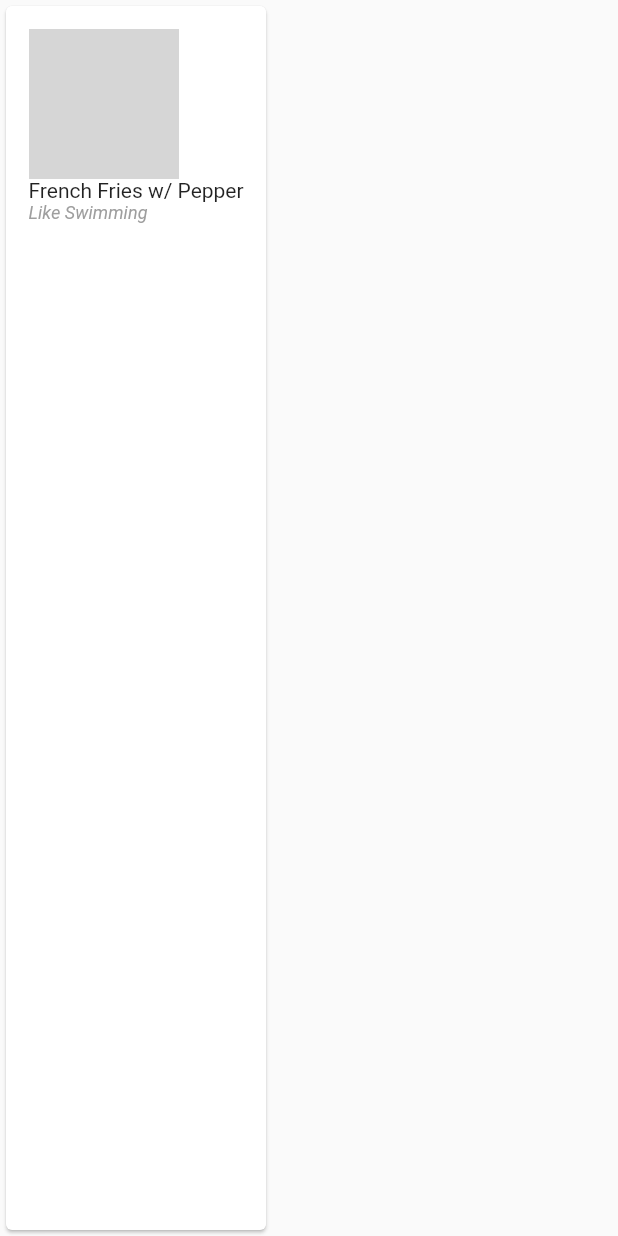
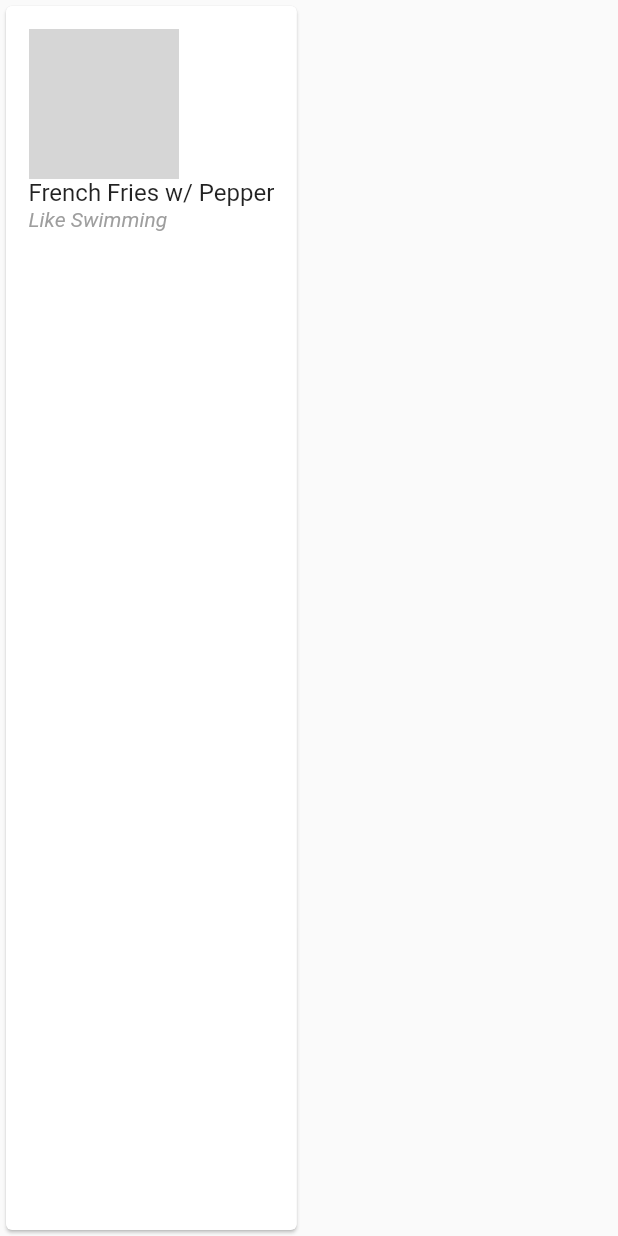
Before and after one commit to jensllarsen/recipedient, a Flutter app: what buildRecipeCard() shows on an empty page, opened directly with sample values from the repository, on a phone screen of 412 x 824 dp. Run offline on Flutter 3.47's test engine with Material 2 defaults, Android fonts, the phone set to English and light mode, and no system bars; generated files the repository leaves out were written again; network calls fail; grey boxes are pictures that could not be loaded.

Commit message:
Trying out more styling

```diff
--- a/lib/widgets/recipe_card.dart
+++ b/lib/widgets/recipe_card.dart
@@ -4,6 +4,7 @@
 /// Returns a card that displays the [recipe]
 ///
 Widget buildRecipeCard(Recipe recipe) {
+  // TODO: Fix card text overflow
   const double _IMAGE_SIZE = 100;
 
   return Card(
@@ -17,18 +18,22 @@
             image: NetworkImage(recipe.image),
             height: _IMAGE_SIZE,
           ),
-          Text(
+          Flexible(
+            child: Text(
               recipe.label,
               style: TextStyle(
-              fontSize: 14,
+                fontSize: 16,
               ),
             ),
-          Text(
+          ),
+          Flexible(
+            child: Text(
               recipe.source,
               style: TextStyle(
                 color: Colors.grey,
-              fontSize: 12,
+                fontSize: 14,
                 fontStyle: FontStyle.italic,
+              ),
             ),
           ),
           // TODO: Remove or keep ingredients on the search screen?
```
Lines whose indentation alone changed are shown as unchanged.
